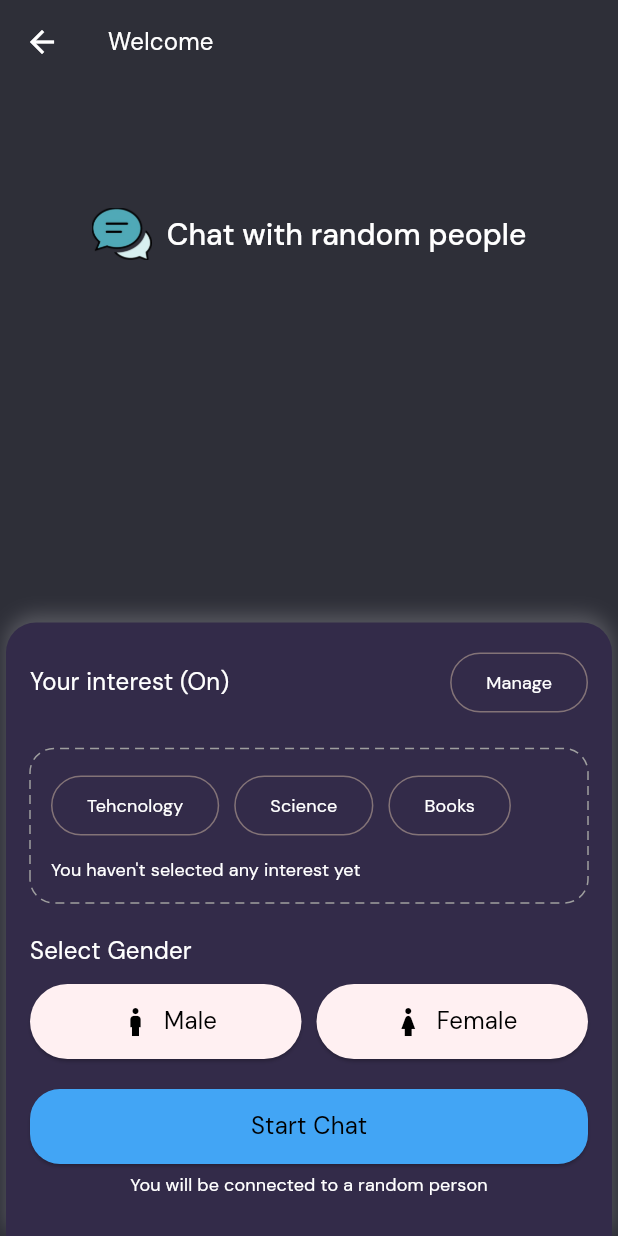
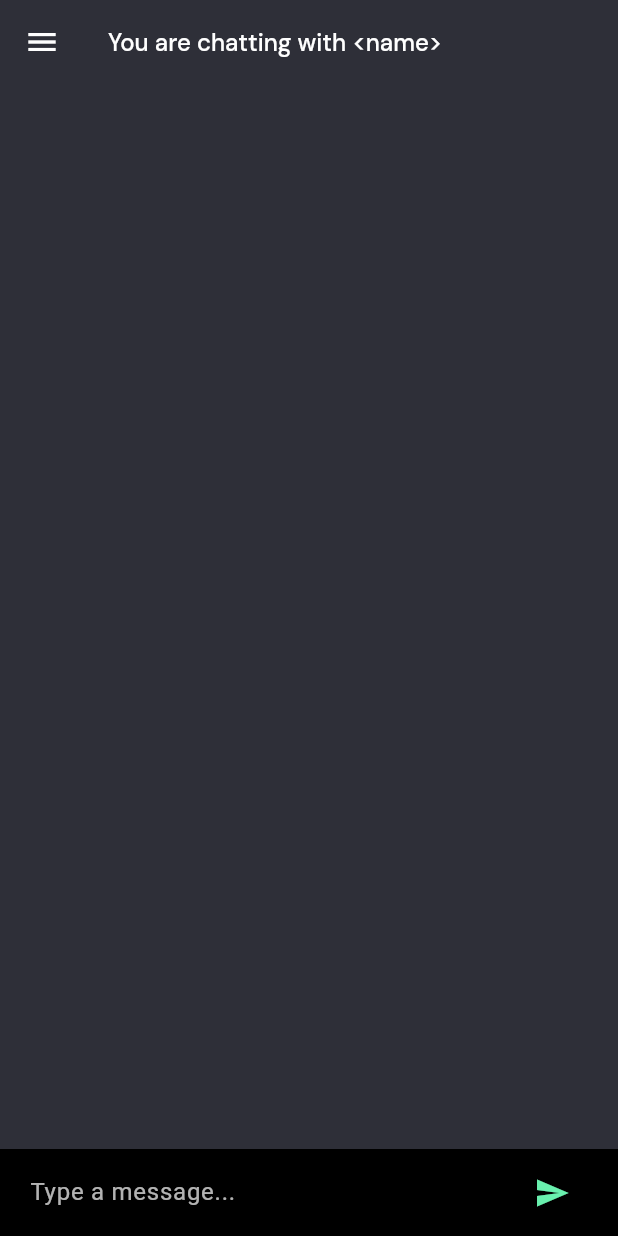
Before and after one commit to CK-chirag/ChattingApp, a Flutter app: the Homescreen screen opened directly, after a tap on "Start Chat", on a phone screen of 412 x 824 dp. Run offline on Flutter 3.47's test engine with Material 3 defaults, Android fonts, the phone set to English and light mode, and no system bars; drawn by our look-alikes of dotted_border; our stand-ins replace google_fonts.

Commit message:
adding new changes in the app

```diff
--- /dev/null
+++ b/lib/messages.dart
@@ -0,0 +1,15 @@
+import 'package:flutter/material.dart';
+
+class Messages {
+  final String sender;
+  final String text;
+  final String time;
+  final bool isSentbyMe;
+
+  Messages({
+    required this.sender,
+    required this.text,
+    required this.time,
+    required this.isSentbyMe,
+  });
+}
--- /dev/null
+++ b/lib/screens/chatting_screen.dart
@@ -0,0 +1,160 @@
+import 'package:chatting_app/messages.dart';
+import 'package:chatting_app/screens/tabs.dart';
+import 'package:flutter/material.dart';
+
+class ChattingScreen extends StatefulWidget {
+  @override
+  _ChattingScreenState createState() => _ChattingScreenState();
+}
+
+class _ChattingScreenState extends State<ChattingScreen> {
+  final List<Messages> messages = [];
+
+  final TextEditingController _messageController = TextEditingController();
+
+  void _sendMessage() {
+    if (_messageController.text.isEmpty) {
+      return;
+    }
+
+    setState(() {
+      messages.add(
+        Messages(
+            sender: 'You',
+            text: _messageController.text.trim(),
+            time: _formatCurrentTime(),
+            isSentbyMe: true),
+      );
+    });
+    _messageController.clear();
+    // FocusScope.of(context).unfocus();
+    // _messageController.clear();
+  }
+
+  String _formatCurrentTime() {
+    final DateTime now = DateTime.now();
+    final String formattedTime = '${now.hour}:${now.minute}';
+    return formattedTime;
+  }
+
+  @override
+  Widget build(BuildContext context) {
+    return Scaffold(
+      drawer: Drawer(
+        child: TabsScreen(),
+      ),
+      backgroundColor: const Color.fromARGB(255, 46, 47, 56),
+      appBar: AppBar(
+        iconTheme: const IconThemeData(
+          color: Colors.white
+        ),
+        backgroundColor: const Color.fromARGB(255, 46, 47, 56),
+        title: const Text(
+          'You are chatting with <name>',
+          style: TextStyle(
+            color: Colors.white,
+            fontSize: 16,
+          ),
+        ),
+      ),
+      body: Column(
+        children: [
+          Expanded(
+            child: ListView.builder(
+              padding: const EdgeInsets.symmetric(vertical: 10, horizontal: 15),
+              itemCount: messages.length,
+              itemBuilder: (context, index) {
+                final Messages message = messages[index];
+                return Row(
+                  crossAxisAlignment: CrossAxisAlignment.start,
+                  mainAxisAlignment: message.isSentbyMe
+                      ? MainAxisAlignment.end
+                      : MainAxisAlignment.start,
+                  children: [
+                    if (!message.isSentbyMe)
+                      const Icon(
+                        Icons.person,
+                        size: 20,
+                      ),
+                      Text(
+                        message.sender,
+                        style: const TextStyle(color: Colors.white),
+                      ),
+                    if (!message.isSentbyMe)
+                      const SizedBox(
+                        width: 10,
+                      ),
+                      Flexible(
+                        child: Column(
+                          crossAxisAlignment: message.isSentbyMe
+                              ? CrossAxisAlignment.end
+                              : CrossAxisAlignment.start,
+                          children: [
+                            Text(
+                              message.sender,
+                              style: TextStyle(
+                                color: message.isSentbyMe
+                                    ? Colors.blue
+                                    : Colors.green,
+                              ),
+                            ),
+                            Container(
+                              margin: const EdgeInsets.symmetric(vertical: 5),
+                              padding: const EdgeInsets.all(10),
+                              decoration: BoxDecoration(
+                                color: message.isSentbyMe
+                                    ? Colors.blue.withOpacity(0.2)
+                                    : Colors.green.withOpacity(0.2),
+                                borderRadius: BorderRadius.circular(8),
+                              ),
+                              child: Text(
+                                message.text,
+                                style: const TextStyle(
+                                  color: Colors.white,
+                                ),
+                              ),
+                            ),
+                            Text(
+                              message.time,
+                              style: const TextStyle(
+                                color: Colors.white70,
+                                fontSize: 10,
+                              ),
+                            ),
+                          ],
+                        ),
+                      )
+                  ],
+                );
+              },
+            ),
+          ),
+          Container(
+            padding: const EdgeInsets.symmetric(horizontal: 20, vertical: 5),
+            color: const Color.fromARGB(255, 0, 0, 0),
+            child: Row(
+              children: [
+                Expanded(
+                  child: TextField(
+                    controller: _messageController,
+                    decoration: const InputDecoration(
+                      hintText: 'Type a message...',
+                      hintStyle: TextStyle(color: Colors.white70),
+                      border: InputBorder.none,
+                    ),
+                    style: const TextStyle(color: Colors.white),
+                  ),
+                ),
+                IconButton(
+                  icon: const Icon(Icons.send),
+                  color: Colors.greenAccent,
+                  onPressed: _sendMessage,
+                )
+              ],
+            ),
+          )
+        ],
+      ),
+    );
+  }
+}
--- a/lib/screens/homescreen.dart
+++ b/lib/screens/homescreen.dart
@@ -1,5 +1,7 @@
 import 'package:flutter/material.dart';
 import 'package:dotted_border/dotted_border.dart';
+import 'package:chatting_app/screens/tabs.dart';
+import 'package:chatting_app/screens/chatting_screen.dart';
 
 class Homescreen extends StatelessWidget {
   const Homescreen({super.key});
@@ -7,6 +9,9 @@ class Homescreen extends StatelessWidget {
   @override
   Widget build(BuildContext context) {
     return Scaffold(
+      drawer: Drawer(
+        child: TabsScreen(),
+      ),
       appBar: AppBar(
         backgroundColor: const Color.fromARGB(255, 46, 47, 56),
         iconTheme: const IconThemeData(
@@ -283,7 +288,14 @@ class Homescreen extends StatelessWidget {
                               borderRadius: BorderRadius.circular(20),
                             ),
                           ),
-                          onPressed: () {},
+                          onPressed: () {
+                            Navigator.push(
+                              context,
+                              MaterialPageRoute(
+                                builder: (context) => ChattingScreen(),
+                              ),
+                            );
+                          },
                           child: Text("Start Chat",
                               style: Theme.of(context).textTheme.titleMedium),
                         ),
--- a/lib/screens/starting_screen.dart
+++ b/lib/screens/starting_screen.dart
@@ -1,4 +1,4 @@
-import 'package:chatting_app/screens/homescreen.dart';
+import 'package:chatting_app/screens/login_screen.dart';
 import 'package:flutter/material.dart';
 
 class StartingScreen extends StatelessWidget {
@@ -16,7 +16,7 @@ class StartingScreen extends StatelessWidget {
             onTap: () {
               Navigator.push(
                 context,
-                MaterialPageRoute(builder: (context) => const Homescreen()),
+                MaterialPageRoute(builder: (context) => const LoginScreen()),
               );
             },
             child: Row(
--- /dev/null
+++ b/lib/screens/tabs.dart
@@ -0,0 +1,88 @@
+import 'package:chatting_app/screens/homescreen.dart';
+import 'package:flutter/material.dart';
+
+class TabsScreen extends StatefulWidget {
+  @override
+  _TabsScreen createState() => _TabsScreen();
+}
+
+class _TabsScreen extends State<TabsScreen> {
+  @override
+  Widget build(BuildContext context) {
+    return Drawer(
+      backgroundColor: const Color.fromARGB(255, 46, 47, 56),
+      shape: const RoundedRectangleBorder(
+        borderRadius: BorderRadius.zero,
+      ),
+      child: ListView(
+        padding: EdgeInsets.zero,
+        children: <Widget>[
+          Container(
+            color: const Color.fromARGB(255, 24, 119, 242),
+            height: 100,
+            child: Align(
+              alignment: Alignment.centerLeft,
+              child: Padding(
+                padding: const EdgeInsets.symmetric(horizontal: 20.0),
+                child: Text(
+                  'Chatting App',
+                  style: Theme.of(context).textTheme.titleLarge?.copyWith(
+                        color: Colors.white,
+                      ),
+                ),
+              ),
+            ),
+          ),
+          const SizedBox(
+            height: 4,
+          ),
+          ListTile(
+            leading: const Icon(
+              Icons.home,
+              color: Colors.white,
+            ),
+            title: Text(
+              'Home',
+              style: Theme.of(context)
+                  .textTheme
+                  .titleMedium
+                  ?.copyWith(color: Colors.white),
+            ),
+            onTap: () {
+              Navigator.push(
+                context,
+                MaterialPageRoute(
+                  builder: (context) => const Homescreen(),
+                ),
+              );
+            },
+          ),
+          const SizedBox(
+            height: 4,
+          ),
+          ListTile(
+            leading: const Icon(
+              Icons.settings,
+              color: Colors.white,
+            ),
+            title: Text(
+              'Settings',
+              style: Theme.of(context)
+                  .textTheme
+                  .titleMedium
+                  ?.copyWith(color: Colors.white),
+            ),
+            onTap: () {
+              Navigator.push(
+                context,
+                MaterialPageRoute(
+                  builder: (context) => Homescreen(),
+                ),
+              );
+            },
+          ),
+        ],
+      ),
+    );
+  }
+}
```
Also changed, not shown: lib/screens/login_screen.dart (added, +248 -0 lines).
